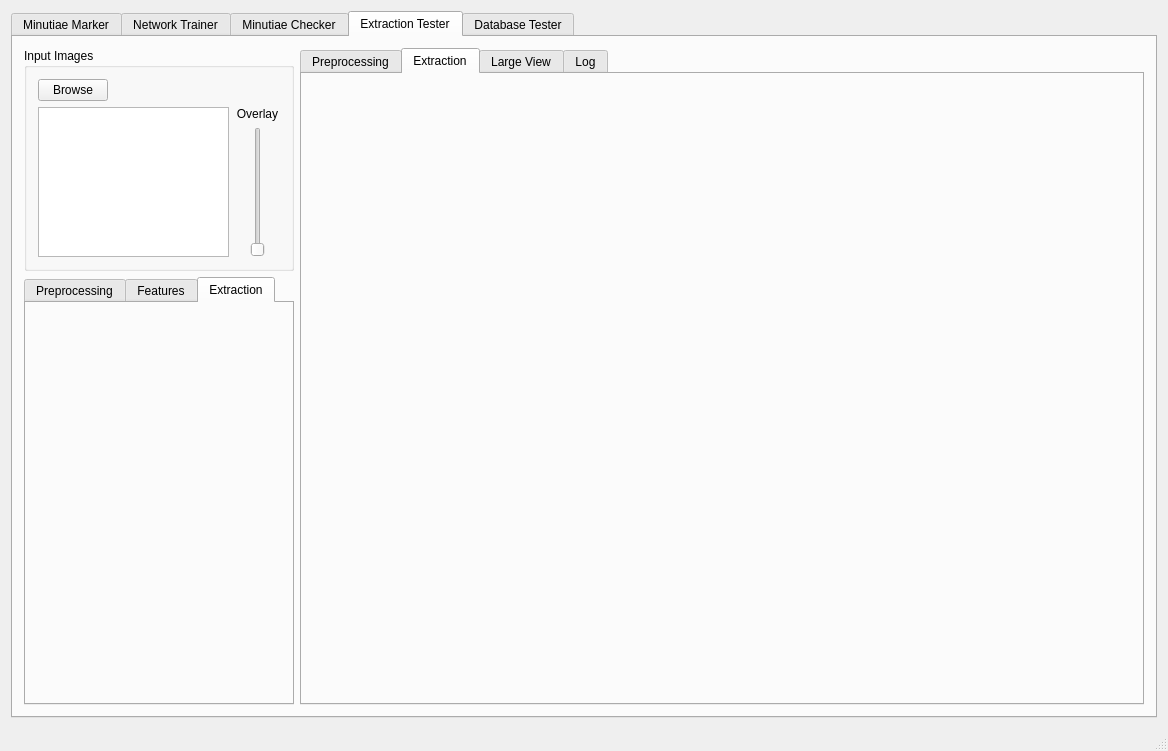
This is mainwindow.ui in stupel/DBOX-MTCT as Qt 5 draws it before an edit. The edited form follows.
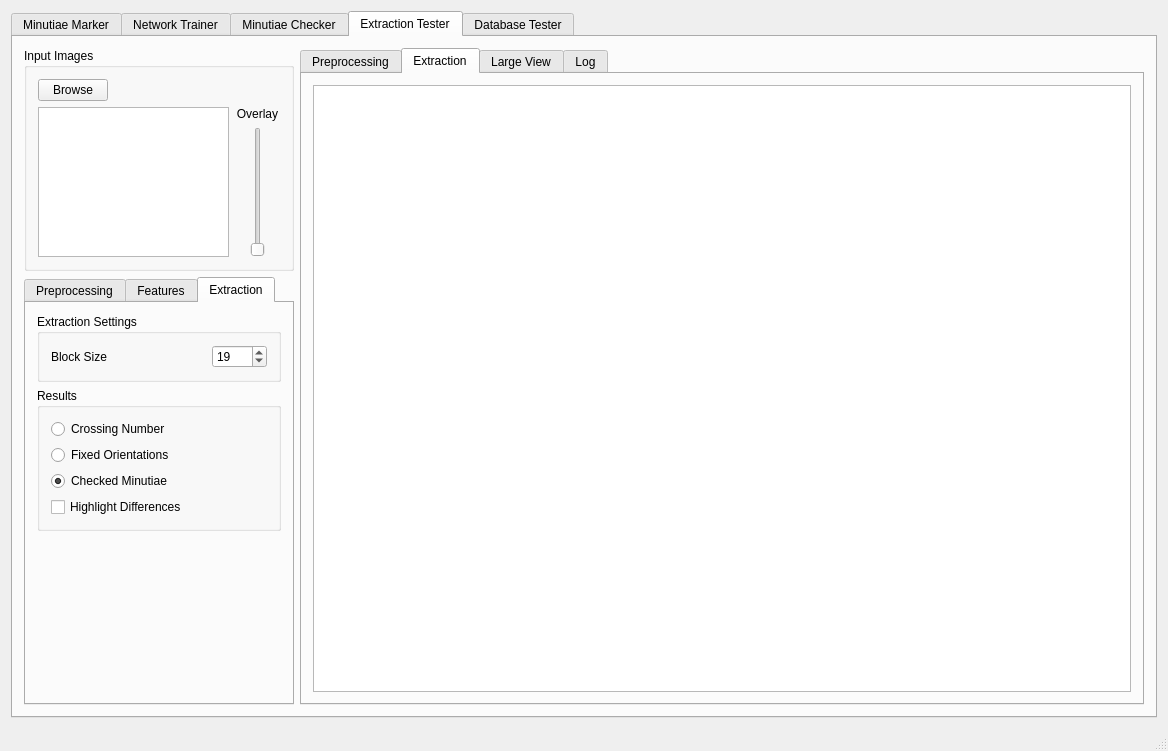
This is the edited form. The open tabs and pages were chosen to show the change. Custom widgets are drawn as their Qt base class.

```diff
--- a/mainwindow.ui
+++ b/mainwindow.ui
@@ -2719,36 +2719,142 @@
                    </property>
                   </widget>
                  </item>
+                </layout>
+               </widget>
+              </item>
+              <item>
+               <widget class="QGroupBox" name="groupBox_exTester_exFeatures_2">
+                <property name="title">
+                 <string>Extraction Features</string>
+                </property>
+                <layout class="QVBoxLayout" name="verticalLayout_61">
                  <item>
                   <widget class="QCheckBox" name="checkBox_exTester_fixOrientations">
                    <property name="text">
-                    <string>Fix the Orientations</string>
+                    <string>Use the Orientation Fixer</string>
                    </property>
+                   <property name="checked">
+                    <bool>true</bool>
+                   </property>
                   </widget>
                  </item>
+                 <item>
+                  <widget class="QCheckBox" name="checkBox_exTester_useVarBlockSize">
+                   <property name="text">
+                    <string>Use Variable Block Size</string>
+                   </property>
+                  </widget>
+                 </item>
                 </layout>
                </widget>
               </item>
+             </layout>
+            </widget>
+            <widget class="QWidget" name="tab_7">
+             <attribute name="title">
+              <string>Extraction</string>
+             </attribute>
+             <layout class="QVBoxLayout" name="verticalLayout_59">
               <item>
-               <spacer name="verticalSpacer_11">
+               <widget class="QGroupBox" name="groupBox_2">
+                <property name="title">
+                 <string>Extraction Settings</string>
+                </property>
+                <layout class="QHBoxLayout" name="horizontalLayout_45">
+                 <item>
+                  <widget class="QLabel" name="label_exTester_exBlockSize">
+                   <property name="text">
+                    <string>Block Size</string>
+                   </property>
+                  </widget>
+                 </item>
+                 <item>
+                  <spacer name="horizontalSpacer_39">
+                   <property name="orientation">
+                    <enum>Qt::Horizontal</enum>
+                   </property>
+                   <property name="sizeHint" stdset="0">
+                    <size>
+                     <width>108</width>
+                     <height>20</height>
+                    </size>
+                   </property>
+                  </spacer>
+                 </item>
+                 <item>
+                  <widget class="QSpinBox" name="spinBox_exTester_exBlockSize">
+                   <property name="minimumSize">
+                    <size>
+                     <width>55</width>
+                     <height>0</height>
+                    </size>
+                   </property>
+                   <property name="value">
+                    <number>19</number>
+                   </property>
+                  </widget>
+                 </item>
+                </layout>
+               </widget>
+              </item>
+              <item>
+               <widget class="QGroupBox" name="groupBox_exTester_exResults">
+                <property name="title">
+                 <string>Results</string>
+                </property>
+                <layout class="QVBoxLayout" name="verticalLayout_60">
+                 <item>
+                  <widget class="QRadioButton" name="radioButton_exTester_crossingNumber">
+                   <property name="text">
+                    <string>Crossing Number</string>
+                   </property>
+                  </widget>
+                 </item>
+                 <item>
+                  <widget class="QRadioButton" name="radioButton_exTester_fixedOrientations">
+                   <property name="text">
+                    <string>Fixed Orientations</string>
+                   </property>
+                  </widget>
+                 </item>
+                 <item>
+                  <widget class="QRadioButton" name="radioButton_exTester_checkedMinutiae">
+                   <property name="text">
+                    <string>Checked Minutiae</string>
+                   </property>
+                   <property name="checked">
+                    <bool>true</bool>
+                   </property>
+                  </widget>
+                 </item>
+                 <item>
+                  <widget class="QCheckBox" name="checkBox_exTester_highlightDifferences">
+                   <property name="text">
+                    <string>Highlight Differences</string>
+                   </property>
+                   <property name="checked">
+                    <bool>false</bool>
+                   </property>
+                  </widget>
+                 </item>
+                </layout>
+               </widget>
+              </item>
+              <item>
+               <spacer name="verticalSpacer_12">
                 <property name="orientation">
                  <enum>Qt::Vertical</enum>
                 </property>
                 <property name="sizeHint" stdset="0">
                  <size>
                   <width>20</width>
-                  <height>40</height>
+                  <height>196</height>
                  </size>
                 </property>
                </spacer>
               </item>
              </layout>
             </widget>
-            <widget class="QWidget" name="tab_7">
-             <attribute name="title">
-              <string>Extraction</string>
-             </attribute>
-            </widget>
            </widget>
           </item>
          </layout>
@@ -2756,7 +2862,7 @@
         <item>
          <widget class="QTabWidget" name="tabWidget_exTester_results">
           <property name="currentIndex">
-           <number>0</number>
+           <number>1</number>
           </property>
           <widget class="QWidget" name="tab_8">
            <attribute name="title">
@@ -2779,7 +2885,7 @@
                </widget>
               </item>
               <item>
-               <widget class="QGraphicsView" name="graphicsView_exExter_original">
+               <widget class="QGraphicsView" name="graphicsView_exTester_original">
                 <property name="dragMode">
                  <enum>QGraphicsView::ScrollHandDrag</enum>
                 </property>
@@ -2803,7 +2909,7 @@
                </widget>
               </item>
               <item>
-               <widget class="QGraphicsView" name="graphicsView_exExter_mask">
+               <widget class="QGraphicsView" name="graphicsView_exTester_mask">
                 <property name="dragMode">
                  <enum>QGraphicsView::ScrollHandDrag</enum>
                 </property>
@@ -2844,7 +2950,7 @@
                </layout>
               </item>
               <item>
-               <widget class="QGraphicsView" name="graphicsView_exExter_map">
+               <widget class="QGraphicsView" name="graphicsView_exTester_map">
                 <property name="dragMode">
                  <enum>QGraphicsView::ScrollHandDrag</enum>
                 </property>
@@ -2884,7 +2990,7 @@
                </widget>
               </item>
               <item>
-               <widget class="QGraphicsView" name="graphicsView_exExter_enhanced">
+               <widget class="QGraphicsView" name="graphicsView_exTester_enhanced">
                 <property name="dragMode">
                  <enum>QGraphicsView::ScrollHandDrag</enum>
                 </property>
@@ -2908,7 +3014,7 @@
                </widget>
               </item>
               <item>
-               <widget class="QGraphicsView" name="graphicsView_exExter_binarized">
+               <widget class="QGraphicsView" name="graphicsView_exTester_binarized">
                 <property name="dragMode">
                  <enum>QGraphicsView::ScrollHandDrag</enum>
                 </property>
@@ -2937,7 +3043,7 @@
                </layout>
               </item>
               <item>
-               <widget class="QGraphicsView" name="graphicsView_exExter_skeleton">
+               <widget class="QGraphicsView" name="graphicsView_exTester_skeleton">
                 <property name="dragMode">
                  <enum>QGraphicsView::ScrollHandDrag</enum>
                 </property>
@@ -2951,6 +3057,15 @@
            <attribute name="title">
             <string>Extraction</string>
            </attribute>
+           <layout class="QVBoxLayout" name="verticalLayout_58">
+            <item>
+             <widget class="QGraphicsView" name="graphicsView_exTester_extraction">
+              <property name="dragMode">
+               <enum>QGraphicsView::ScrollHandDrag</enum>
+              </property>
+             </widget>
+            </item>
+           </layout>
           </widget>
           <widget class="QWidget" name="tab_large">
            <attribute name="title">
```
